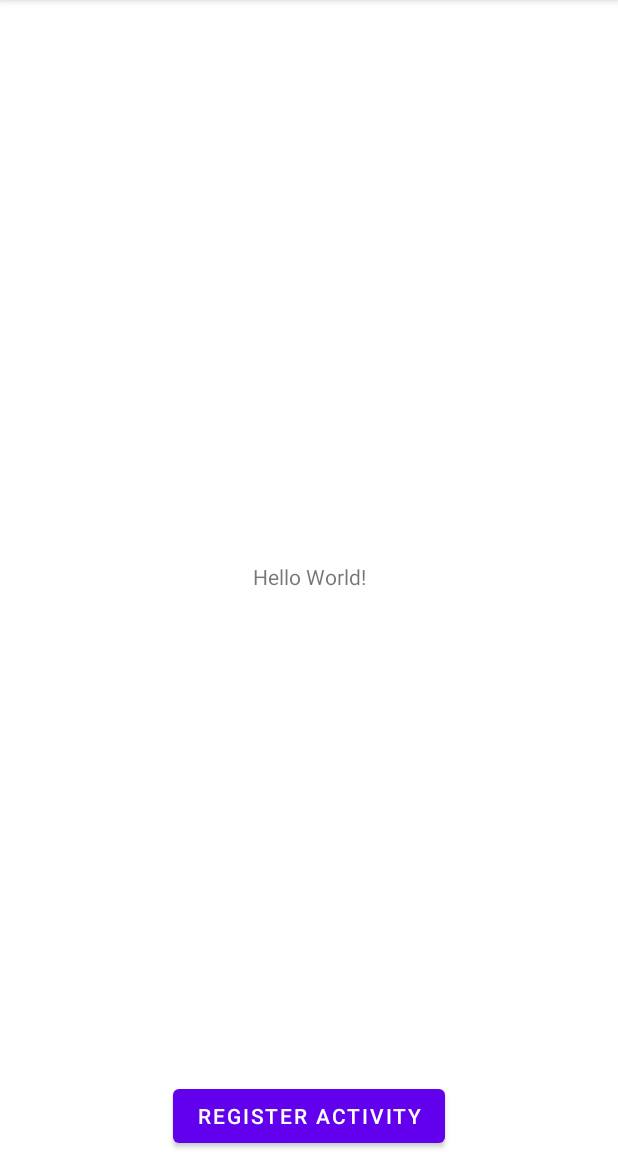
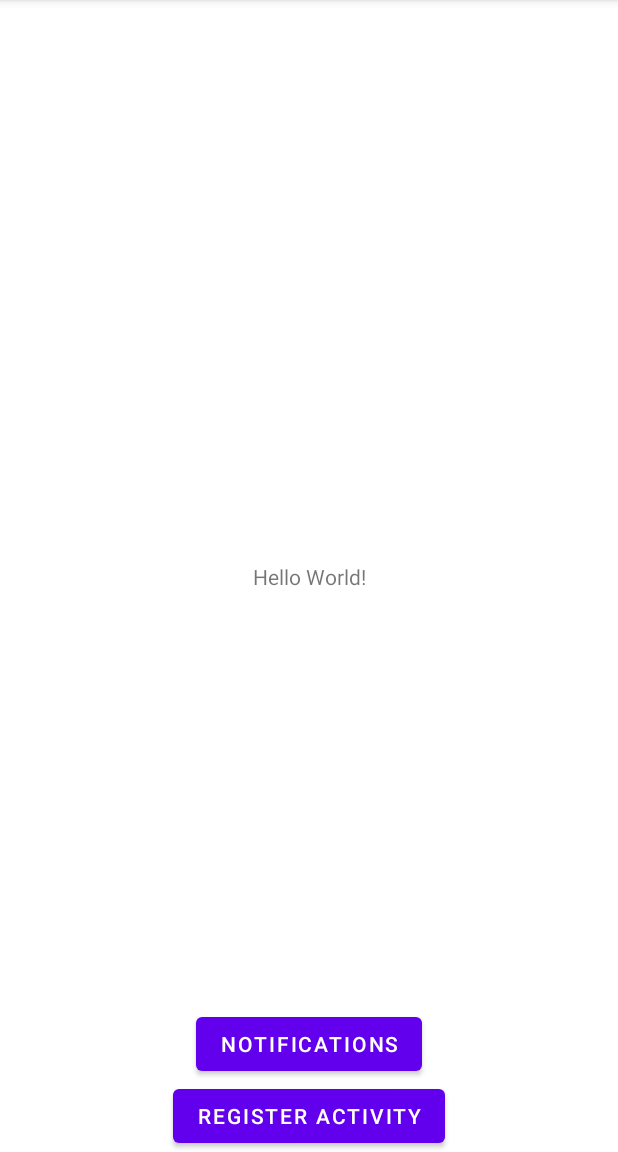
Before and after one commit to CaneLepus/Carpoolers, an Android app: the screen it shows after launch (MainActivity), on a phone screen of 412 x 824 dp, the part 84-1236 px from its top. Run offline under Robolectric (Android 15) with nearby library versions, the phone set to English and light mode, and no system bars.

Commit message:
Added Notifications.kt and layout for it Added function in MainActivity.kt and button Added vector resource in drawable

```diff
--- a/app/build.gradle
+++ b/app/build.gradle
@@ -43,6 +43,8 @@ dependencies {
     implementation platform('com.google.firebase:firebase-bom:26.5.0')
     implementation 'com.google.firebase:firebase-analytics-ktx'
     implementation 'com.google.firebase:firebase-firestore-ktx'
+    //noinspection GradleCompatible
+    implementation "com.android.support:support-compat:28.0.0"
     testImplementation 'junit:junit:4.+'
     androidTestImplementation 'androidx.test.ext:junit:1.1.2'
     androidTestImplementation 'androidx.test.espresso:espresso-core:3.3.0'
--- a/app/src/main/AndroidManifest.xml
+++ b/app/src/main/AndroidManifest.xml
@@ -9,7 +9,8 @@
         android:roundIcon="@mipmap/ic_launcher_round"
         android:supportsRtl="true"
         android:theme="@style/Theme.Carpoolers">
-        <activity android:name=".RegisterActivity"></activity>
+        <activity android:name=".Notifications"></activity>
+        <activity android:name=".RegisterActivity" />
         <activity android:name=".MainActivity">
             <intent-filter>
                 <action android:name="android.intent.action.MAIN" />
--- a/app/src/main/java/com/example/carpoolers/MainActivity.kt
+++ b/app/src/main/java/com/example/carpoolers/MainActivity.kt
@@ -1,6 +1,10 @@
 package com.example.carpoolers
 
+import android.app.NotificationChannel
+import android.app.NotificationManager
+import android.content.Context
 import android.content.Intent
+import android.os.Build
 import androidx.appcompat.app.AppCompatActivity
 import android.os.Bundle
 import android.widget.Button
@@ -9,9 +13,15 @@ class MainActivity : AppCompatActivity() {
     override fun onCreate(savedInstanceState: Bundle?) {
         super.onCreate(savedInstanceState)
         setContentView(R.layout.activity_main)
+        createNotificationChannel("channelOne")
         val button = findViewById<Button>(R.id.registerActivityButton)
         button.setOnClickListener {
             val intent = Intent(this, RegisterActivity::class.java)
+            startActivity(intent)
+        }
+        val notificationPageButton = findViewById<Button>(R.id.notificationPageButton)
+        notificationPageButton.setOnClickListener {
+            val intent = Intent(this, Notifications::class.java)
             startActivity(intent)
         }
     }
@@ -19,4 +29,21 @@ class MainActivity : AppCompatActivity() {
     override fun onResume() {
         super.onResume()
     }
+
+    private fun createNotificationChannel(CHANNEL_ID: String) {
+        // Create the NotificationChannel, but only on API 26+ because
+        // the NotificationChannel class is new and not in the support library
+        if (Build.VERSION.SDK_INT >= Build.VERSION_CODES.O) {
+            val name = "main channel"
+            val descriptionText = "channel used for testing atm"
+            val importance = NotificationManager.IMPORTANCE_DEFAULT
+            val channel = NotificationChannel(CHANNEL_ID, name, importance).apply {
+                description = descriptionText
+            }
+            // Register the channel with the system
+            val notificationManager: NotificationManager =
+                getSystemService(Context.NOTIFICATION_SERVICE) as NotificationManager
+            notificationManager.createNotificationChannel(channel)
+        }
+    }
 }
--- a/app/src/main/res/layout/activity_main.xml
+++ b/app/src/main/res/layout/activity_main.xml
@@ -24,4 +24,13 @@
         app:layout_constraintEnd_toEndOf="parent"
         app:layout_constraintStart_toStartOf="parent" />
 
+    <Button
+        android:id="@+id/notificationPageButton"
+        android:layout_width="wrap_content"
+        android:layout_height="wrap_content"
+        android:text="NOTIFICATIONS"
+        app:layout_constraintBottom_toTopOf="@+id/registerActivityButton"
+        app:layout_constraintEnd_toEndOf="parent"
+        app:layout_constraintStart_toStartOf="parent" />
+
 </androidx.constraintlayout.widget.ConstraintLayout>
```
Also changed, not shown: app/src/main/java/com/example/carpoolers/Notifications.kt (added, +46 -0 lines), app/src/main/res/drawable/notification_icon.xml (added, +10 -0 lines), app/src/main/res/layout/activity_notifications.xml (added, +19 -0 lines).
